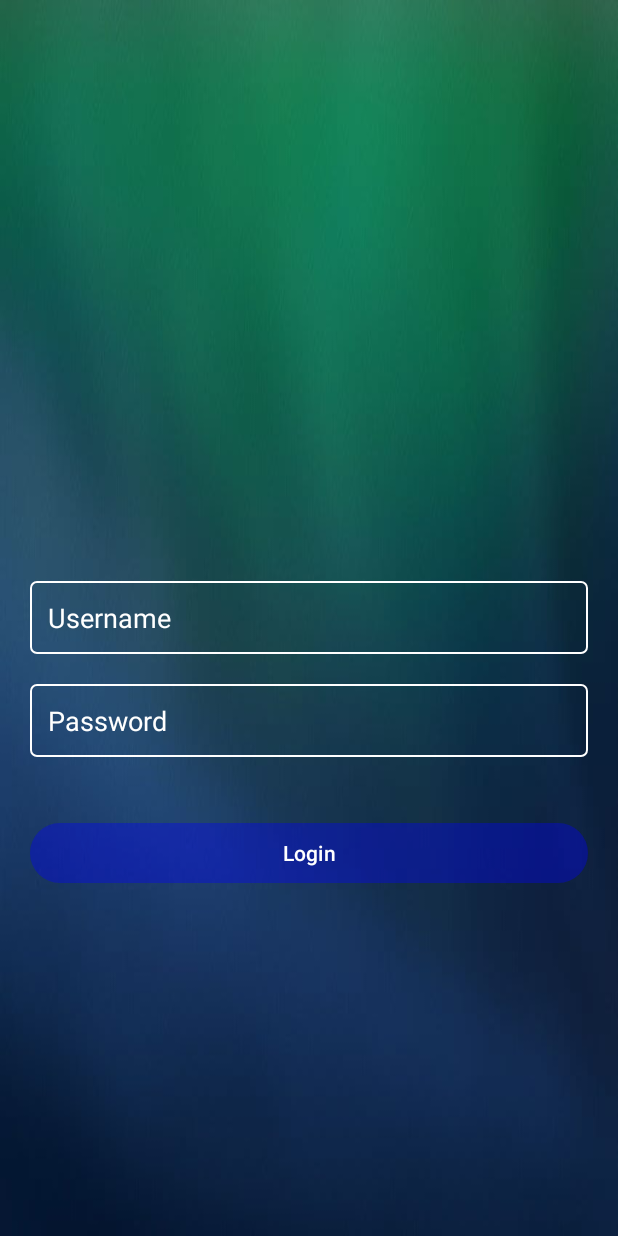
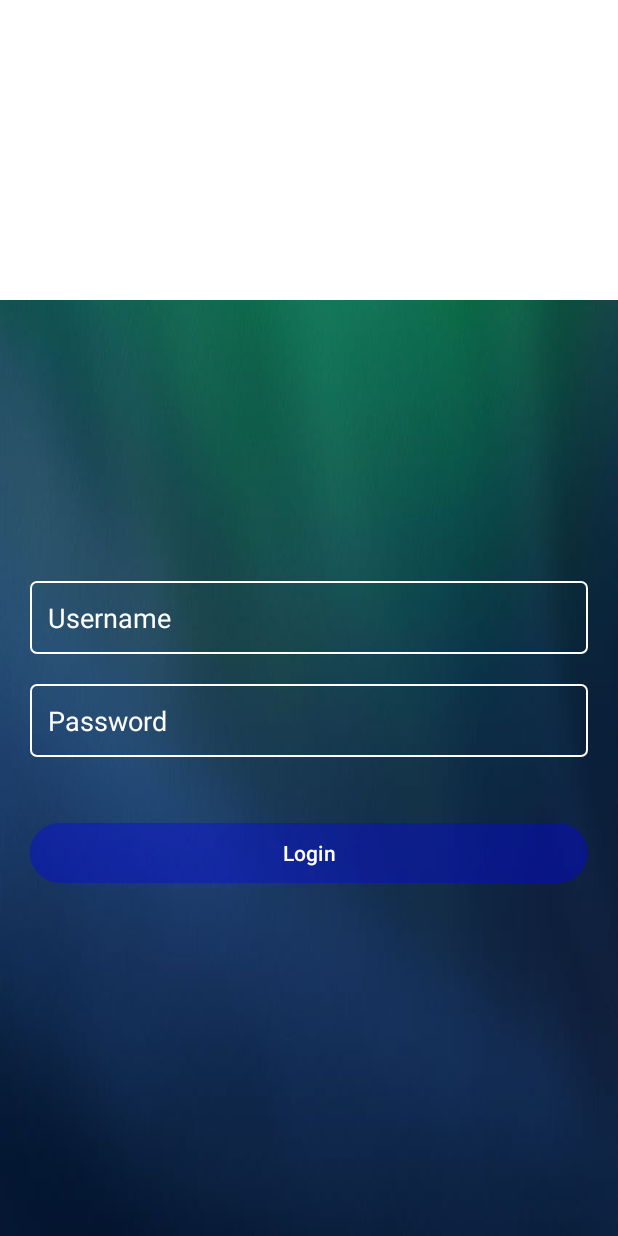
Before and after one commit to abbasideveloper1721/welfare-dental-center, an Android app: the LoginActivity screen opened directly, with no data from a screen before it, after a tap on "Login", on a phone screen of 412 x 824 dp. Run offline under Robolectric (Android 15) with nearby library versions, the phone set to English and light mode, and no system bars; our stand-ins replace Volley; network calls fail.

Commit message:
responsexml commit

```diff
--- a/app/src/main/java/com/example/server/LoginActivity.java
+++ b/app/src/main/java/com/example/server/LoginActivity.java
@@ -7,6 +7,7 @@ import android.util.Log;
 import android.view.View;
 import android.widget.Button;
 import android.widget.EditText;
+import android.widget.TextView;
 import android.widget.Toast;
 
 import androidx.activity.EdgeToEdge;
@@ -33,6 +34,9 @@ public class LoginActivity extends AppCompatActivity {
     Button btnLogin;
     String result;
 
+    TextView tvres;
+
+
     @SuppressLint("MissingInflatedId")
     @Override
     protected void onCreate(Bundle savedInstanceState) {
@@ -42,6 +46,7 @@ public class LoginActivity extends AppCompatActivity {
         etEmail = findViewById(R.id.etEmail);
         etPassword = findViewById(R.id.etPassword);
         btnLogin = findViewById(R.id.btnLogin);
+        tvres = findViewById(R.id.resview);
 
         btnLogin.setOnClickListener(new View.OnClickListener() {
             @Override
@@ -52,20 +57,16 @@ public class LoginActivity extends AppCompatActivity {
     }
 
     private void performLogin(final String email, final String password) {
-        String url = "https://auctioned.000webhostapp.com/logindb.php"; // URL of your PHP login script
+        String url = "https://auctioned.000webhostapp.com/loginjson.php"; // URL of your PHP login script
         RequestQueue queue = Volley.newRequestQueue(this);
         StringRequest postRequest = new StringRequest(Request.Method.POST, url,
                 new Response.Listener<String>() {
                     @Override
                     public void onResponse(String response) {
-                        result = response.toString();
-                        if (result.equals("Login successful!")){
-                            Toast.makeText(LoginActivity.this, "Response: " + response, Toast.LENGTH_SHORT).show();
-                            Intent uact = new Intent(LoginActivity.this,UserActivity.class);
-                            startActivity(uact);
-                        }else if(result.equals("Invalid password!")){
-                            Toast.makeText(LoginActivity.this, "Password incorrect", Toast.LENGTH_SHORT).show();
-                        }
+
+                        tvres.setText(response);
+
+
 
                     }
                 },
--- a/app/src/main/res/layout/activity_login.xml
+++ b/app/src/main/res/layout/activity_login.xml
@@ -48,4 +48,10 @@
         android:backgroundTint="#330000FF"
         android:textColor="#FFF"/>
 
+    <TextView
+        android:layout_width="match_parent"
+        android:layout_height="200dp"
+        android:background="@color/white"
+        android:id="@+id/resview"/>
+
 </RelativeLayout>
```
